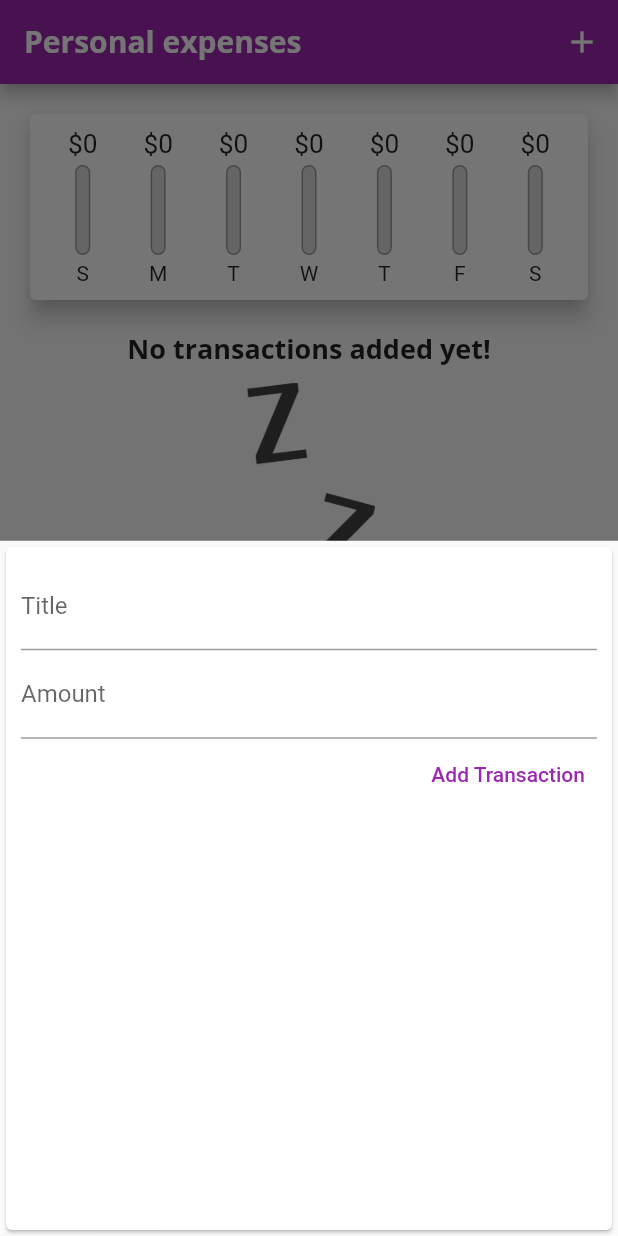
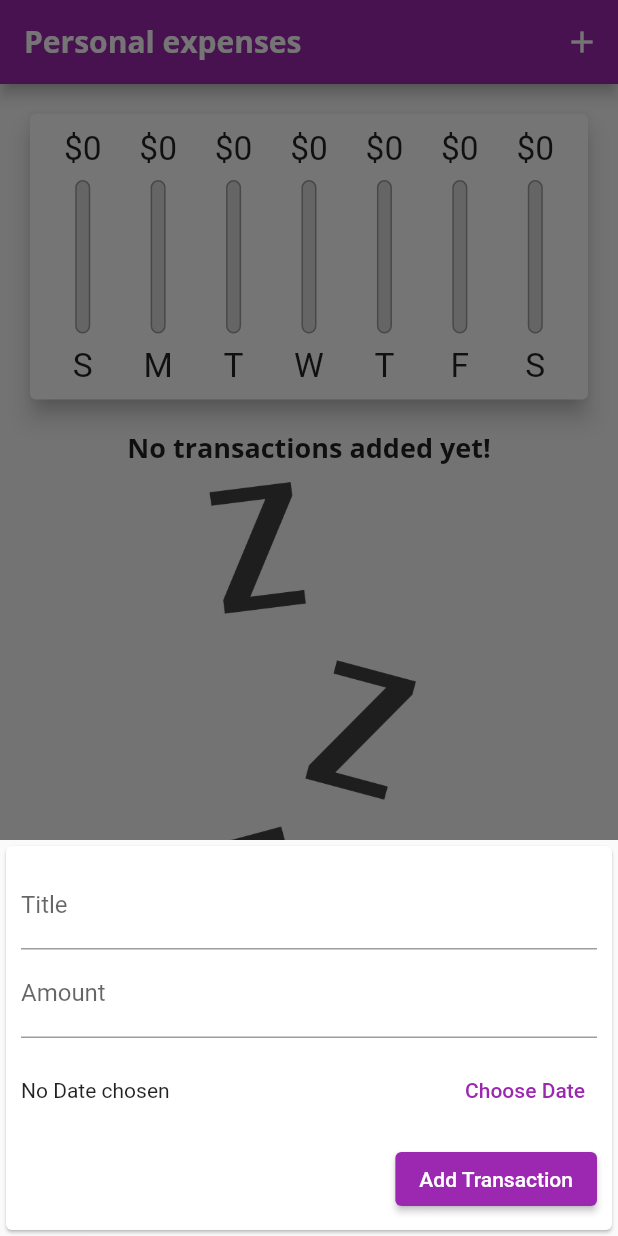
Before and after one commit to PatrizioG/flutter_personal_expense, a Flutter app: the screen it shows after launch, after a tap on the "add" icon, on a phone screen of 412 x 824 dp. Run offline on Flutter 3.47's test engine with Material 2 defaults, Android fonts, the light colour scheme and no system bars.

Commit message:
completamento progetto

```diff
--- a/lib/main.dart
+++ b/lib/main.dart
@@ -1,5 +1,6 @@
 import 'package:flutter/cupertino.dart';
 import 'package:flutter/material.dart';
+import 'package:flutter/services.dart';
 import 'package:flutter_personal_expense/widgets/chart.dart';
 import 'package:flutter_personal_expense/widgets/new_transaction.dart';
 import 'package:flutter_personal_expense/widgets/transaction_list.dart';
@@ -7,6 +8,13 @@ import 'package:flutter_personal_expense/widgets/transaction_list.dart';
 import 'models/transaction.dart';
 
 void main() {
+  /*
+  WidgetsFlutterBinding.ensureInitialized();
+  SystemChrome.setPreferredOrientations([
+    DeviceOrientation.portraitUp,
+    DeviceOrientation.portraitDown,
+  ]);
+  */
   runApp(MyApp());
 }
 
@@ -18,21 +26,20 @@ class MyApp extends StatelessWidget {
       theme: ThemeData(
         primarySwatch: Colors.purple,
         accentColor: Colors.amber,
+        errorColor: Colors.red,
         fontFamily: 'Quicksand',
         textTheme: ThemeData.light().textTheme.copyWith(
               headline6: TextStyle(
                   fontFamily: 'OpenSans',
                   fontSize: 18,
-              fontWeight: FontWeight.bold
-          ),
+                  fontWeight: FontWeight.bold),
             ),
         appBarTheme: AppBarTheme(
           textTheme: ThemeData.light().textTheme.copyWith(
                 headline6: TextStyle(
                     fontFamily: 'OpenSans',
                     fontSize: 20,
-              fontWeight: FontWeight.bold
-            ),
+                    fontWeight: FontWeight.bold),
               ),
         ),
       ),
@@ -49,7 +56,7 @@ class MyHomePage extends StatefulWidget {
 }
 
 class _MyHomePageState extends State<MyHomePage> {
-
+  bool _showChart = false;
   final List<Transaction> _transactions = [
     /*Transaction(
         id: "t1", title: "Scarpe nuove", amount: 49.99, date: DateTime.now()),
@@ -57,35 +64,78 @@ class _MyHomePageState extends State<MyHomePage> {
   ];
 
   List<Transaction> get _recentTransactions {
-    return _transactions.where((tx) =>
-        tx.date.isAfter(DateTime.now().subtract(Duration(days: 7)))
-    ).toList();
+    return _transactions
+        .where(
+            (tx) => tx.date.isAfter(DateTime.now().subtract(Duration(days: 7))))
+        .toList();
   }
 
   @override
   Widget build(BuildContext context) {
+    var appBar = AppBar(
+      title: Text(
+        'Personal expenses',
+      ),
+      actions: [
+        IconButton(
+            onPressed: () => _startAddNewTransaction(context),
+            icon: Icon(Icons.add))
+      ],
+    );
+
+    var appBarHeight = appBar.preferredSize.height;
+    var screenHeight = MediaQuery.of(context).size.height;
+    var mobileBHeight = MediaQuery.of(context).padding.top;
+    var isLandscape =
+        MediaQuery.of(context).orientation == Orientation.landscape;
+
+    var txWidget70Percent = Container(
+      height: (screenHeight - appBarHeight - mobileBHeight) * 0.7,
+      child: TransactionList(_transactions, _deleteTransaction),
+    );
+
     return Scaffold(
         floatingActionButtonLocation: FloatingActionButtonLocation.centerFloat,
         floatingActionButton: FloatingActionButton(
             onPressed: () => _startAddNewTransaction(context),
             child: Icon(Icons.add)),
-        appBar: AppBar(
-          title: Text('Personal expenses',),
-          actions: [
-            IconButton(
-                onPressed: () => _startAddNewTransaction(context),
-                icon: Icon(Icons.add))
+        appBar: appBar,
+        body: SingleChildScrollView(
+          child: Column(
+            children: [
+              if (!isLandscape)
+                Container(
+                  height: (screenHeight - appBarHeight - mobileBHeight) * 0.3,
+                  child: Chart(_recentTransactions),
+                ),
+              if (!isLandscape) txWidget70Percent,
+              if (isLandscape)
+                Row(
+                  mainAxisAlignment: MainAxisAlignment.center,
+                  children: [
+                    Text('Show chart'),
+                    Switch(
+                        value: _showChart,
+                        onChanged: (val) {
+                          setState(() {
+                            _showChart = val;
+                          });
+                        })
                   ],
                 ),
-        body: Column(
-          children: [
-            Chart(_recentTransactions),
-            TransactionList(_transactions)
+              _showChart
+                  ? Container(
+                      height:
+                          (screenHeight - appBarHeight - mobileBHeight) * 0.7,
+                      child: Chart(_recentTransactions),
+                    )
+                  : txWidget70Percent,
             ],
+          ),
         ));
   }
 
-  void _addNewTransaction(String title, double amount) {
+  void _addNewTransaction(String title, double amount, DateTime chosedDate) {
     print('inside _addNewTransaction');
     print(title);
     print(amount);
@@ -94,10 +144,16 @@ class _MyHomePageState extends State<MyHomePage> {
         id: DateTime.now().toString(),
         title: title,
         amount: amount,
-        date: DateTime.now());
+        date: chosedDate);
 
     setState(() {
       _transactions.add(newTx);
+    });
+  }
+
+  void _deleteTransaction(String id) {
+    setState(() {
+      _transactions.removeWhere((element) => element.id == id);
     });
   }
 
--- a/lib/widgets/chart_bar.dart
+++ b/lib/widgets/chart_bar.dart
@@ -9,17 +9,18 @@ class ChartBar extends StatelessWidget {
 
   @override
   Widget build(BuildContext context) {
+    return LayoutBuilder(builder: (ctx, constraint){
       return Column(
         children: [
           Container(
-          height: 20,
+            height: constraint.maxHeight * 0.15,
             child: FittedBox(
               child: Text('\$${spendingAmount.toStringAsFixed(0)}'),
             ),
           ),
-        SizedBox(height: 4,),
+          SizedBox(height: constraint.maxHeight * 0.05,),
           Container(
-          height: 60,
+            height: constraint.maxHeight * 0.6,
             width: 10,
             child: Stack(
               children: [
@@ -42,9 +43,13 @@ class ChartBar extends StatelessWidget {
               ],
             ),
           ),
-        SizedBox(height: 4,),
-        Text(label),
+          SizedBox(height: constraint.maxHeight * 0.05,),
+          Container(
+            height: constraint.maxHeight * 0.15,
+              child: FittedBox(child: Text(label))
+          ),
         ],
       );
+    });
   }
 }
--- a/lib/widgets/new_transaction.dart
+++ b/lib/widgets/new_transaction.dart
@@ -1,7 +1,7 @@
 import 'package:flutter/material.dart';
+import 'package:intl/intl.dart';
 
 class NewTransaction extends StatefulWidget {
-
   final Function addNewTransaction;
 
   NewTransaction(this.addNewTransaction);
@@ -11,52 +11,80 @@ class NewTransaction extends StatefulWidget {
 }
 
 class _NewTransactionState extends State<NewTransaction> {
+  final _titleController = TextEditingController();
+  final _amountController = TextEditingController();
+  DateTime? _pickedDate;
 
-  final titleController = TextEditingController();
-  final amountController = TextEditingController();
+  void _submitData() {
+    if (_amountController.text.isEmpty) return;
 
-  void submitData() {
+    final enteredTitle = _titleController.text;
+    final enteredAmount = double.parse(_amountController.text);
 
-    final enteredTitle =titleController.text;
-    final enteredAmount = double.parse(amountController.text);
-
-    if (enteredTitle.isEmpty || enteredAmount <= 0)
+    if (enteredTitle.isEmpty || enteredAmount <= 0 || _pickedDate == null)
       return;
 
-    widget.addNewTransaction(enteredTitle, enteredAmount);
+    widget.addNewTransaction(enteredTitle, enteredAmount, _pickedDate);
 
     Navigator.of(context).pop();
   }
 
+  void _presentDatePicker() {
+    showDatePicker(
+            context: context,
+            initialDate: DateTime.now(),
+            firstDate: DateTime(2019),
+            lastDate: DateTime.now())
+        .then((value) => setState(() => _pickedDate = value));
+  }
+
   @override
   Widget build(BuildContext context) {
-    return Card(
-      child: Container(
-        padding: EdgeInsets.all(10),
+    return SingleChildScrollView(
+      child: Card(
+        child: Padding(
+          padding: EdgeInsets.only(
+            top: 10,
+            left: 10,
+            right: 10,
+            bottom: MediaQuery.of(context).viewInsets.bottom + 10,
+          ),
           child: Column(
             crossAxisAlignment: CrossAxisAlignment.end,
             children: [
               TextField(
                 decoration: InputDecoration(labelText: 'Title'),
                 //onChanged: (val) => titleInput = val,
-              controller: titleController,
-              onSubmitted: (_) => submitData(),
+                controller: _titleController,
+                onSubmitted: (_) => _submitData(),
               ),
               TextField(
                 decoration: InputDecoration(labelText: 'Amount'),
                 //onChanged: (val) => amountInput = val,
-              controller: amountController,
+                controller: _amountController,
                 keyboardType: TextInputType.number,
-              onSubmitted: (_) => submitData(),
+                onSubmitted: (_) => _submitData(),
               ),
+              Container(
+                height: 70,
+                child: Row(
+                  children: [
+                    Expanded(
+                        child: Text(_pickedDate == null
+                            ? 'No Date chosen'
+                            : 'Picked date: ${DateFormat.yMd().format(_pickedDate!)}')),
                     TextButton(
-              onPressed: submitData,
+                        onPressed: _presentDatePicker,
+                        child: Text('Choose Date'))
+                  ],
+                ),
+              ),
+              ElevatedButton(
+                onPressed: _submitData,
                 child: Text('Add Transaction'),
-              style: ButtonStyle(
-                  foregroundColor:
-                  MaterialStateProperty.all(Colors.purple)),
               )
             ],
+          ),
         ),
       ),
     );
--- a/lib/widgets/transaction_list.dart
+++ b/lib/widgets/transaction_list.dart
@@ -5,15 +5,17 @@ import 'package:intl/intl.dart';
 
 class TransactionList extends StatelessWidget {
   final List<Transaction> transactions;
+  Function _deleteTransaction;
 
-  TransactionList(this.transactions);
+  TransactionList(this.transactions, this._deleteTransaction);
 
   @override
   Widget build(BuildContext context) {
     return Container(
       height: 300,
       child: transactions.isEmpty
-          ? Column(
+          ? LayoutBuilder(builder: (ctx, constraint) {
+              return Column(
                 children: [
                   Text(
                     'No transactions added yet!',
@@ -21,11 +23,12 @@ class TransactionList extends StatelessWidget {
                   ),
                   SizedBox(height: 10),
                   Container(
-                  height: 200,
+                    height: constraint.maxHeight * 0.6,
                     child: Image.asset('assets/images/waiting.png'),
                   ),
                 ],
-            )
+              );
+            })
           : ListView.builder(
               itemCount: transactions.length,
               itemBuilder: (ctx, index) {
@@ -49,6 +52,12 @@ class TransactionList extends StatelessWidget {
                     subtitle: Text(
                       DateFormat.yMMMMd().format(transactions[index].date),
                     ),
+                    trailing: IconButton(
+                      icon: Icon(Icons.delete),
+                      color: Theme.of(context).errorColor,
+                      onPressed: () =>
+                          _deleteTransaction(transactions[index].id),
+                    ),
                   ),
                 );
               }),
```
Lines whose indentation alone changed are shown as unchanged.
